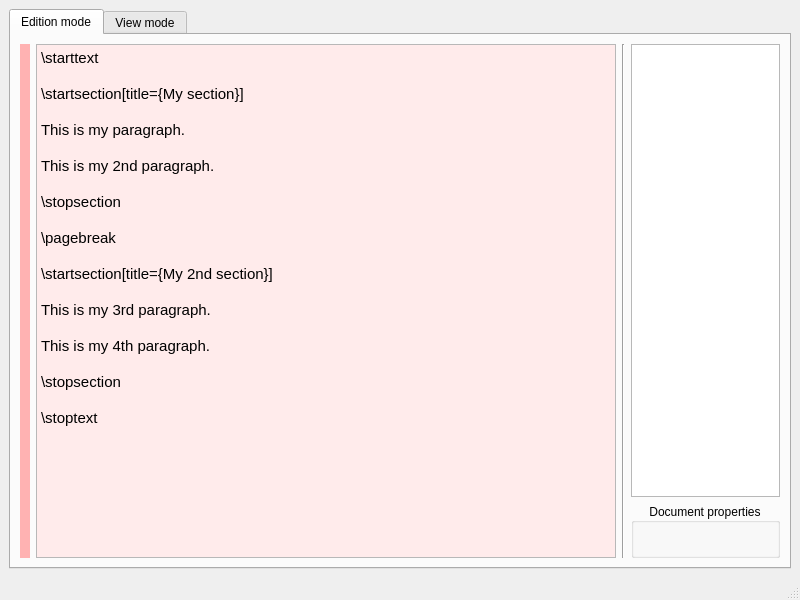
This is src/frontend/ui/editor.ui in Jonsba/joed as Qt 5 draws it before an edit. The edited form follows.
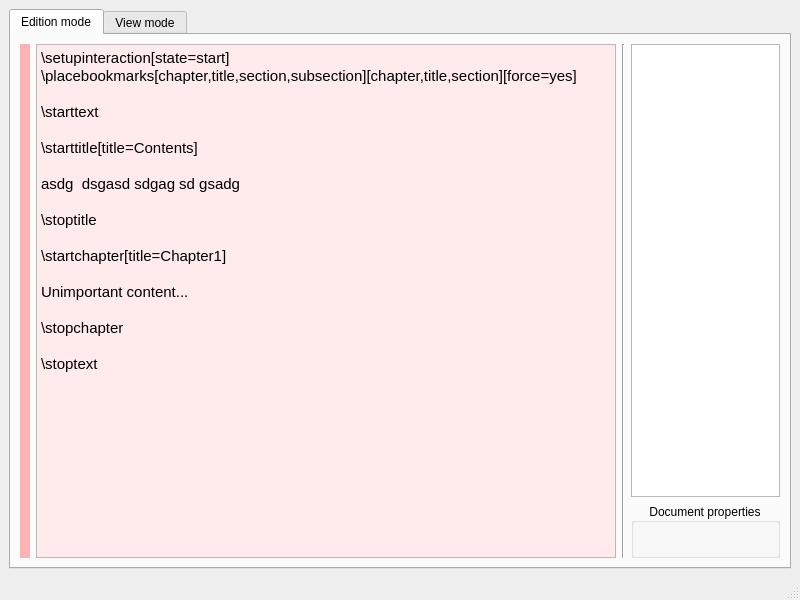
This is the edited form.

What changed in the file:
```diff
--- a/src/frontend/ui/editor.ui
+++ b/src/frontend/ui/editor.ui
@@ -162,27 +162,25 @@
 &lt;html&gt;&lt;head&gt;&lt;meta name=&quot;qrichtext&quot; content=&quot;1&quot; /&gt;&lt;style type=&quot;text/css&quot;&gt;
 p, li { white-space: pre-wrap; }
 &lt;/style&gt;&lt;/head&gt;&lt;body style=&quot; font-family:'Ubuntu'; font-size:11pt; font-weight:400; font-style:normal;&quot;&gt;
+&lt;p style=&quot; margin-top:0px; margin-bottom:0px; margin-left:0px; margin-right:0px; -qt-block-indent:0; text-indent:0px;&quot;&gt;\setupinteraction[state=start]&lt;/p&gt;
+&lt;p style=&quot; margin-top:0px; margin-bottom:0px; margin-left:0px; margin-right:0px; -qt-block-indent:0; text-indent:0px;&quot;&gt;\placebookmarks[chapter,title,section,subsection][chapter,title,section][force=yes]&lt;/p&gt;
+&lt;p style=&quot;-qt-paragraph-type:empty; margin-top:0px; margin-bottom:0px; margin-left:0px; margin-right:0px; -qt-block-indent:0; text-indent:0px;&quot;&gt;&lt;br /&gt;&lt;/p&gt;
 &lt;p style=&quot; margin-top:0px; margin-bottom:0px; margin-left:0px; margin-right:0px; -qt-block-indent:0; text-indent:0px;&quot;&gt;\starttext&lt;/p&gt;
 &lt;p style=&quot;-qt-paragraph-type:empty; margin-top:0px; margin-bottom:0px; margin-left:0px; margin-right:0px; -qt-block-indent:0; text-indent:0px;&quot;&gt;&lt;br /&gt;&lt;/p&gt;
-&lt;p style=&quot; margin-top:0px; margin-bottom:0px; margin-left:0px; margin-right:0px; -qt-block-indent:0; text-indent:0px;&quot;&gt;\startsection[title={My section}]&lt;/p&gt;
+&lt;p style=&quot; margin-top:0px; margin-bottom:0px; margin-left:0px; margin-right:0px; -qt-block-indent:0; text-indent:0px;&quot;&gt;\starttitle[title=Contents]&lt;/p&gt;
 &lt;p style=&quot;-qt-paragraph-type:empty; margin-top:0px; margin-bottom:0px; margin-left:0px; margin-right:0px; -qt-block-indent:0; text-indent:0px;&quot;&gt;&lt;br /&gt;&lt;/p&gt;
-&lt;p style=&quot; margin-top:0px; margin-bottom:0px; margin-left:0px; margin-right:0px; -qt-block-indent:0; text-indent:0px;&quot;&gt;This is my paragraph.&lt;/p&gt;
+&lt;p style=&quot; margin-top:0px; margin-bottom:0px; margin-left:0px; margin-right:0px; -qt-block-indent:0; text-indent:0px;&quot;&gt;asdg  dsgasd sdgag sd gsadg &lt;/p&gt;
 &lt;p style=&quot;-qt-paragraph-type:empty; margin-top:0px; margin-bottom:0px; margin-left:0px; margin-right:0px; -qt-block-indent:0; text-indent:0px;&quot;&gt;&lt;br /&gt;&lt;/p&gt;
-&lt;p style=&quot; margin-top:0px; margin-bottom:0px; margin-left:0px; margin-right:0px; -qt-block-indent:0; text-indent:0px;&quot;&gt;This is my 2nd paragraph.&lt;/p&gt;
+&lt;p style=&quot; margin-top:0px; margin-bottom:0px; margin-left:0px; margin-right:0px; -qt-block-indent:0; text-indent:0px;&quot;&gt;\stoptitle&lt;/p&gt;
 &lt;p style=&quot;-qt-paragraph-type:empty; margin-top:0px; margin-bottom:0px; margin-left:0px; margin-right:0px; -qt-block-indent:0; text-indent:0px;&quot;&gt;&lt;br /&gt;&lt;/p&gt;
-&lt;p style=&quot; margin-top:0px; margin-bottom:0px; margin-left:0px; margin-right:0px; -qt-block-indent:0; text-indent:0px;&quot;&gt;\stopsection&lt;/p&gt;
+&lt;p style=&quot; margin-top:0px; margin-bottom:0px; margin-left:0px; margin-right:0px; -qt-block-indent:0; text-indent:0px;&quot;&gt;\startchapter[title=Chapter1]&lt;/p&gt;
 &lt;p style=&quot;-qt-paragraph-type:empty; margin-top:0px; margin-bottom:0px; margin-left:0px; margin-right:0px; -qt-block-indent:0; text-indent:0px;&quot;&gt;&lt;br /&gt;&lt;/p&gt;
-&lt;p style=&quot; margin-top:0px; margin-bottom:0px; margin-left:0px; margin-right:0px; -qt-block-indent:0; text-indent:0px;&quot;&gt;\pagebreak&lt;/p&gt;
+&lt;p style=&quot; margin-top:0px; margin-bottom:0px; margin-left:0px; margin-right:0px; -qt-block-indent:0; text-indent:0px;&quot;&gt;Unimportant content...&lt;/p&gt;
 &lt;p style=&quot;-qt-paragraph-type:empty; margin-top:0px; margin-bottom:0px; margin-left:0px; margin-right:0px; -qt-block-indent:0; text-indent:0px;&quot;&gt;&lt;br /&gt;&lt;/p&gt;
-&lt;p style=&quot; margin-top:0px; margin-bottom:0px; margin-left:0px; margin-right:0px; -qt-block-indent:0; text-indent:0px;&quot;&gt;\startsection[title={My 2nd section}]&lt;/p&gt;
+&lt;p style=&quot; margin-top:0px; margin-bottom:0px; margin-left:0px; margin-right:0px; -qt-block-indent:0; text-indent:0px;&quot;&gt;\stopchapter&lt;/p&gt;
 &lt;p style=&quot;-qt-paragraph-type:empty; margin-top:0px; margin-bottom:0px; margin-left:0px; margin-right:0px; -qt-block-indent:0; text-indent:0px;&quot;&gt;&lt;br /&gt;&lt;/p&gt;
-&lt;p style=&quot; margin-top:0px; margin-bottom:0px; margin-left:0px; margin-right:0px; -qt-block-indent:0; text-indent:0px;&quot;&gt;This is my 3rd paragraph.&lt;/p&gt;
-&lt;p style=&quot;-qt-paragraph-type:empty; margin-top:0px; margin-bottom:0px; margin-left:0px; margin-right:0px; -qt-block-indent:0; text-indent:0px;&quot;&gt;&lt;br /&gt;&lt;/p&gt;
-&lt;p style=&quot; margin-top:0px; margin-bottom:0px; margin-left:0px; margin-right:0px; -qt-block-indent:0; text-indent:0px;&quot;&gt;This is my 4th paragraph.&lt;/p&gt;
-&lt;p style=&quot;-qt-paragraph-type:empty; margin-top:0px; margin-bottom:0px; margin-left:0px; margin-right:0px; -qt-block-indent:0; text-indent:0px;&quot;&gt;&lt;br /&gt;&lt;/p&gt;
-&lt;p style=&quot; margin-top:0px; margin-bottom:0px; margin-left:0px; margin-right:0px; -qt-block-indent:0; text-indent:0px;&quot;&gt;\stopsection&lt;/p&gt;
-&lt;p style=&quot;-qt-paragraph-type:empty; margin-top:0px; margin-bottom:0px; margin-left:0px; margin-right:0px; -qt-block-indent:0; text-indent:0px;&quot;&gt;&lt;br /&gt;&lt;/p&gt;
-&lt;p style=&quot; margin-top:0px; margin-bottom:0px; margin-left:0px; margin-right:0px; -qt-block-indent:0; text-indent:0px;&quot;&gt;\stoptext&lt;/p&gt;&lt;/body&gt;&lt;/html&gt;</string>
+&lt;p style=&quot; margin-top:0px; margin-bottom:0px; margin-left:0px; margin-right:0px; -qt-block-indent:0; text-indent:0px;&quot;&gt;\stoptext&lt;/p&gt;
+&lt;p style=&quot;-qt-paragraph-type:empty; margin-top:0px; margin-bottom:0px; margin-left:0px; margin-right:0px; -qt-block-indent:0; text-indent:0px;&quot;&gt;&lt;br /&gt;&lt;/p&gt;&lt;/body&gt;&lt;/html&gt;</string>
               </property>
              </widget>
             </item>
```
